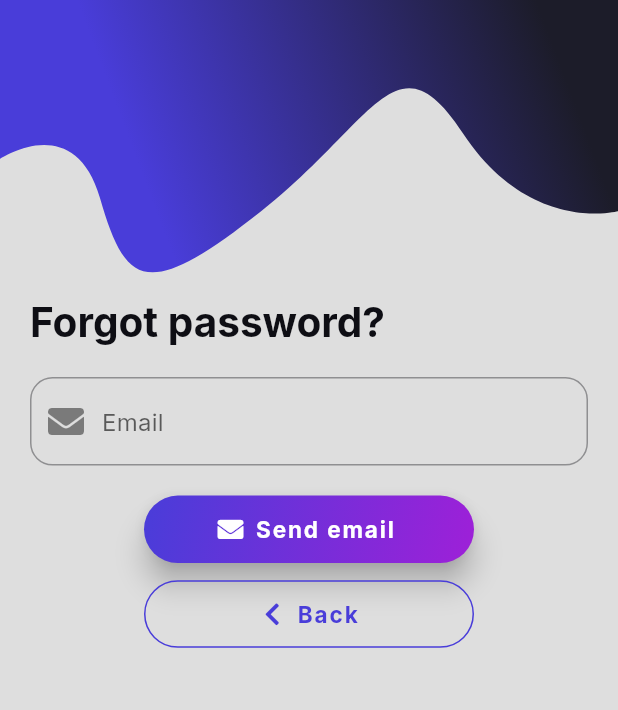
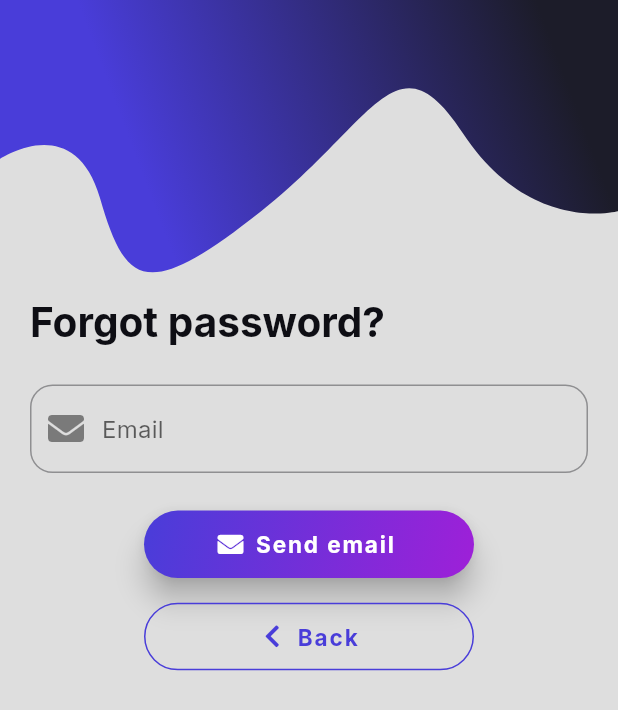
Before and after one commit to ziperjohn/analyzer, a Flutter app: the screen it shows after launch, after a tap on "Forgot password?", on a phone screen of 412 x 824 dp. Shown: the top 710 px of the screen. Run offline on Flutter 3.47's test engine with Material 2 defaults, Android fonts, the light colour scheme and no system bars; our stand-ins replace another_flushbar, cloud_firestore, firebase_auth, firebase_core, fl_chart, flutter_spinkit and 6 more; accounts and stored records are empty; generated files the repository leaves out were written again; network calls fail.

Commit message:
Added new spacing between widgets

```diff
--- a/lib/List/list_screen.dart
+++ b/lib/List/list_screen.dart
@@ -29,7 +29,7 @@ class ListScreen extends StatelessWidget {
               crossAxisAlignment: CrossAxisAlignment.start,
               children: [
                 Padding(
-                  padding: const EdgeInsets.symmetric(vertical: 0, horizontal: 10),
+                  padding: const EdgeInsets.symmetric(vertical: 5, horizontal: 10),
                   child: TitleList(title: _locale.my_analyzers),
                 ),
                 Padding(
--- a/lib/auth/forgot_password_screen.dart
+++ b/lib/auth/forgot_password_screen.dart
@@ -1,3 +1,5 @@
+import 'package:analyzer_app/widgets/big_spacer.dart';
+import 'package:analyzer_app/widgets/small_spacer.dart';
 import 'package:flutter_gen/gen_l10n/app_localizations.dart';
 import 'package:analyzer_app/services/auth_service.dart';
 import 'package:analyzer_app/widgets/custom_text_field.dart';
@@ -32,7 +34,7 @@ class ForgotPasswordScreen extends StatelessWidget {
                   _locale!.forgot_password,
                   style: Theme.of(context).textTheme.headline2,
                 ),
-                const SizedBox(height: 20),
+                const BigSpacer(),
                 CustomTextField(
                   controller: _emailController,
                   hintText: _locale.email,
@@ -41,14 +43,14 @@ class ForgotPasswordScreen extends StatelessWidget {
                   icon: FontAwesomeIcons.solidEnvelope,
                   autoFocus: false,
                 ),
-                const SizedBox(height: 20),
+                const BigSpacer(),
                 Center(
                   child: PrimaryButton(
                       action: () => AuthService().resetPassword(context, _emailController.text),
                       text: _locale.send_email,
                       icon: FontAwesomeIcons.solidEnvelope),
                 ),
-                const SizedBox(height: 10),
+                const SmallSpacer(),
                 Center(
                   child: SecondaryButton(
                     action: () => Navigator.pop(context),
--- a/lib/auth/sing_in_screen.dart
+++ b/lib/auth/sing_in_screen.dart
@@ -1,3 +1,5 @@
+import 'package:analyzer_app/widgets/big_spacer.dart';
+import 'package:analyzer_app/widgets/small_spacer.dart';
 import 'package:flutter_gen/gen_l10n/app_localizations.dart';
 import 'package:analyzer_app/services/auth_service.dart';
 import 'package:analyzer_app/theme/colors.dart';
@@ -29,7 +31,7 @@ class SingInScreen extends StatelessWidget {
               alignment: Alignment.topCenter,
             ),
             Padding(
-              padding: const EdgeInsets.symmetric(horizontal: 20, vertical: 10),
+              padding: const EdgeInsets.symmetric(horizontal: 20, vertical: 15),
               child: Column(
                 crossAxisAlignment: CrossAxisAlignment.start,
                 children: [
@@ -43,7 +45,7 @@ class SingInScreen extends StatelessWidget {
                       ],
                     ),
                   ),
-                  const SizedBox(height: 20),
+                  const BigSpacer(),
                   CustomTextField(
                     controller: _emailController,
                     hintText: _locale.email,
@@ -52,7 +54,7 @@ class SingInScreen extends StatelessWidget {
                     icon: FontAwesomeIcons.solidEnvelope,
                     autoFocus: false,
                   ),
-                  const SizedBox(height: 10),
+                  const BigSpacer(),
                   CustomTextField(
                     controller: _passwordController,
                     hintText: _locale.password,
@@ -61,7 +63,7 @@ class SingInScreen extends StatelessWidget {
                     icon: FontAwesomeIcons.key,
                     autoFocus: false,
                   ),
-                  const SizedBox(height: 20),
+                  const BigSpacer(),
                   Center(
                     child: PrimaryButton(
                       action: () =>
@@ -70,7 +72,7 @@ class SingInScreen extends StatelessWidget {
                       icon: FontAwesomeIcons.signInAlt,
                     ),
                   ),
-                  const SizedBox(height: 10),
+                  const SmallSpacer(),
                   Center(
                     child: TextButton(
                       onPressed: () => Navigator.pushNamed(context, "/forgotPassword"),
@@ -84,7 +86,7 @@ class SingInScreen extends StatelessWidget {
                   Center(
                     child: Text(_locale.dont_have_account, style: _textTheme.caption),
                   ),
-                  const SizedBox(height: 10),
+                  const SmallSpacer(),
                   Center(
                     child: SecondaryButton(
                       action: () => Navigator.pushNamed(context, '/singUp'),
--- a/lib/settings/settings_screen.dart
+++ b/lib/settings/settings_screen.dart
@@ -34,7 +34,7 @@ class SettingsScreen extends StatelessWidget {
         ),
         body: SingleChildScrollView(
           child: Padding(
-            padding: const EdgeInsets.symmetric(vertical: 0, horizontal: 10),
+            padding: const EdgeInsets.symmetric(vertical: 5, horizontal: 10),
             child: Column(
               crossAxisAlignment: CrossAxisAlignment.start,
               children: [
--- /dev/null
+++ b/lib/widgets/big_spacer.dart
@@ -0,0 +1,10 @@
+import 'package:flutter/material.dart';
+
+class BigSpacer extends StatelessWidget {
+  const BigSpacer({Key? key}) : super(key: key);
+
+  @override
+  Widget build(BuildContext context) {
+    return const SizedBox(height: 25);
+  }
+}
--- a/lib/widgets/custom_text_field.dart
+++ b/lib/widgets/custom_text_field.dart
@@ -29,7 +29,8 @@ class CustomTextField extends StatelessWidget {
       autofocus: autoFocus,
       decoration: InputDecoration(
         prefixIcon: icon == null ? null : Icon(icon),
-        hintText: hintText,
+        labelText: hintText,
+        alignLabelWithHint: true,
         border: OutlineInputBorder(
           borderRadius: BorderRadius.circular(15),
         ),
--- /dev/null
+++ b/lib/widgets/small_spacer.dart
@@ -0,0 +1,10 @@
+import 'package:flutter/material.dart';
+
+class SmallSpacer extends StatelessWidget {
+  const SmallSpacer({Key? key}) : super(key: key);
+
+  @override
+  Widget build(BuildContext context) {
+    return const SizedBox(height: 15);
+  }
+}
```
Also changed, not shown: lib/analyzer/data_tab.dart (+5 -4 lines), lib/analyzer/edit_tab.dart (+9 -8 lines), lib/auth/change_email_screen.dart (+4 -4 lines), lib/auth/change_password_screen.dart (+4 -5 lines), lib/auth/reauthentication_screen.dart (+6 -6 lines), lib/auth/sign_up_screen.dart (+9 -7 lines).
